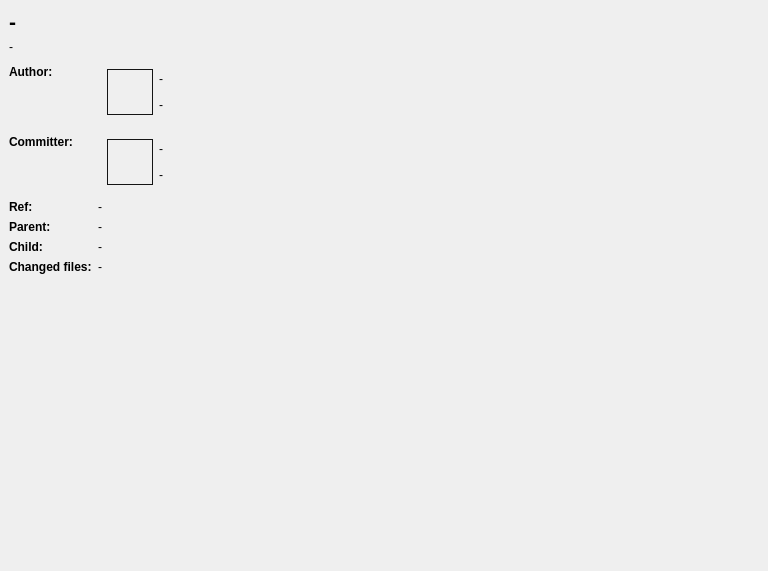
The window that src/libkommitwidgets/widgets/commitdetails.ui (KDE/kommit) describes before a commit, drawn with Qt 5.
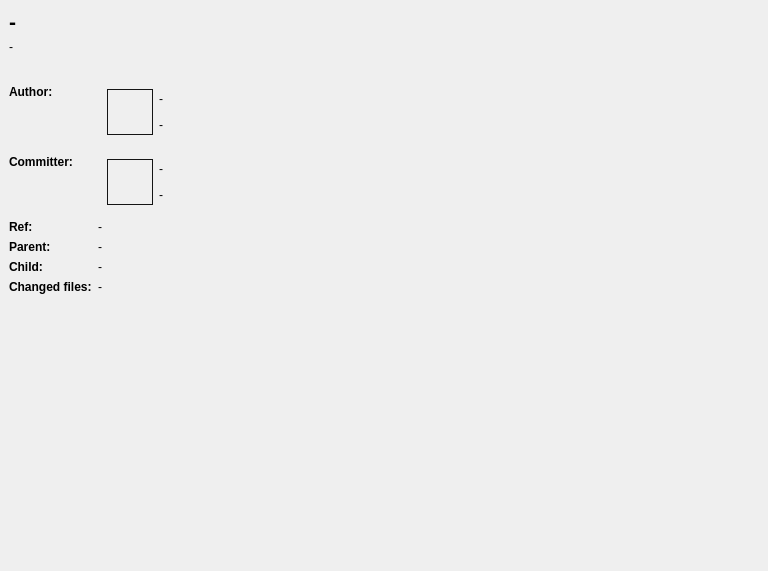
The same window after the commit. Custom widgets are drawn as their Qt base class.

Commit message: fix: show commit summary instead of whole commit message on commit title

Patch:
```diff
--- a/src/libkommitwidgets/widgets/commitdetails.ui
+++ b/src/libkommitwidgets/widgets/commitdetails.ui
@@ -82,7 +82,25 @@
           <string>-</string>
          </property>
          <property name="textInteractionFlags">
-          <set>Qt::LinksAccessibleByMouse|Qt::TextSelectableByMouse</set>
+          <set>Qt::TextInteractionFlag::LinksAccessibleByMouse|Qt::TextInteractionFlag::TextSelectableByMouse</set>
+         </property>
+        </widget>
+       </item>
+       <item>
+        <widget class="QLabel" name="labelCommitBody">
+         <property name="font">
+          <font>
+           <italic>true</italic>
+          </font>
+         </property>
+         <property name="text">
+          <string/>
+         </property>
+         <property name="wordWrap">
+          <bool>true</bool>
+         </property>
+         <property name="textInteractionFlags">
+          <set>Qt::TextInteractionFlag::LinksAccessibleByMouse|Qt::TextInteractionFlag::TextSelectableByMouse</set>
          </property>
         </widget>
        </item>
```
Left out of the diff: 20 changed lines with no effect on the pictures. The commit also changes 5 other files.
